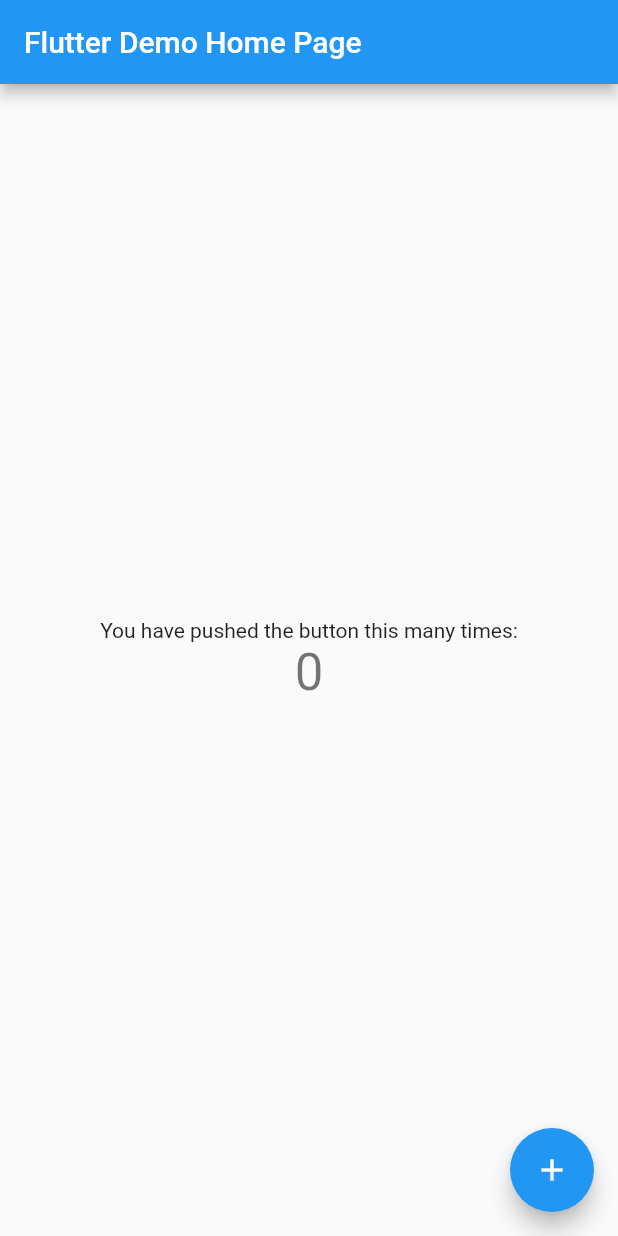
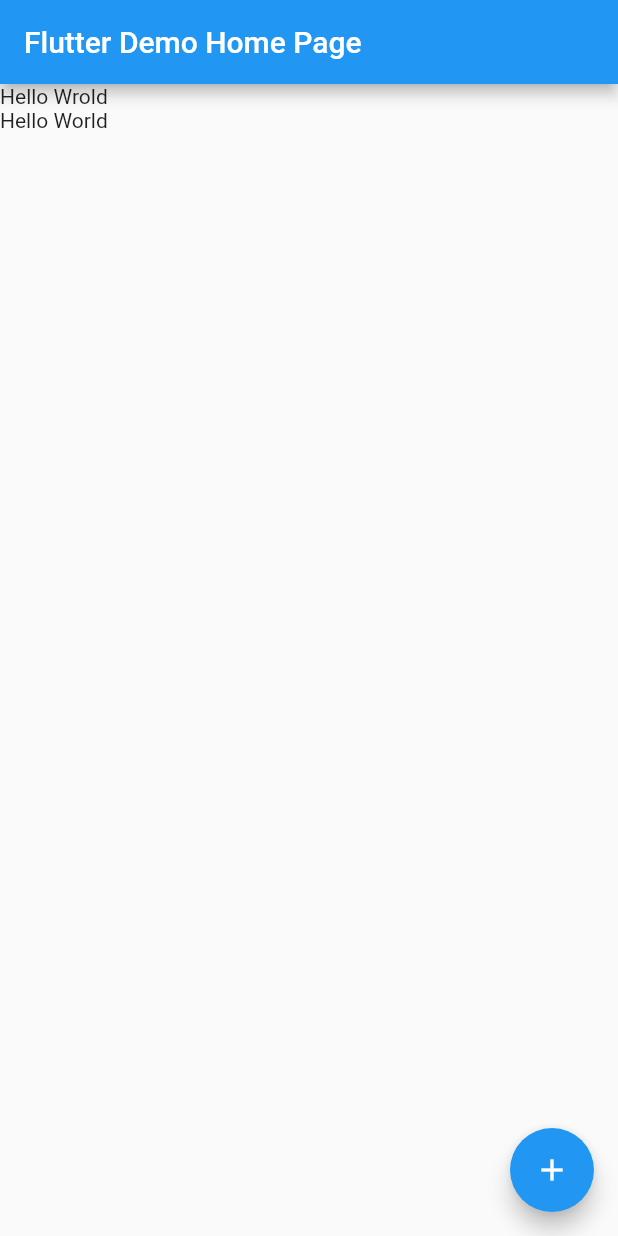
Before and after one commit to kadu-v/flutter-learn, a Flutter app: the screen it shows after launch, on a phone screen of 412 x 824 dp. Run offline on Flutter 3.47's test engine with Material 2 defaults, Android fonts, the phone set to English and light mode, and no system bars.

Commit message:
FINISH: STEP 12.2

```diff
--- a/helloworld/lib/main.dart
+++ b/helloworld/lib/main.dart
@@ -75,36 +75,8 @@ class _MyHomePageState extends State<MyHomePage> {
         // the App.build method, and use it to set our appbar title.
         title: Text(widget.title),
       ),
-      body: Center(
-        // Center is a layout widget. It takes a single child and positions it
-        // in the middle of the parent.
-        child: Column(
-          // Column is also a layout widget. It takes a list of children and
-          // arranges them vertically. By default, it sizes itself to fit its
-          // children horizontally, and tries to be as tall as its parent.
-          //
-          // Invoke "debug painting" (press "p" in the console, choose the
-          // "Toggle Debug Paint" action from the Flutter Inspector in Android
-          // Studio, or the "Toggle Debug Paint" command in Visual Studio Code)
-          // to see the wireframe for each widget.
-          //
-          // Column has various properties to control how it sizes itself and
-          // how it positions its children. Here we use mainAxisAlignment to
-          // center the children vertically; the main axis here is the vertical
-          // axis because Columns are vertical (the cross axis would be
-          // horizontal).
-          mainAxisAlignment: MainAxisAlignment.center,
-          children: <Widget>[
-            const Text(
-              'You have pushed the button this many times:',
-            ),
-            Text(
-              '$_counter',
-              style: Theme.of(context).textTheme.headline4,
-            ),
-          ],
-        ),
-      ),
+      body: Column(
+          children: [const Text("Hello Wrold"), const Text("Hello World")]),
       floatingActionButton: FloatingActionButton(
         onPressed: _incrementCounter,
         tooltip: 'Increment',
```
Also changed, not shown: .devcontainer/devcontainer.json (deleted), 2 other files.
